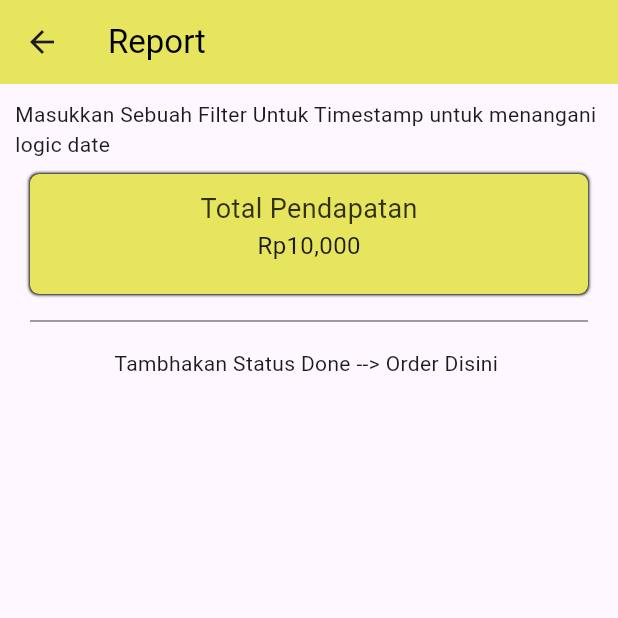
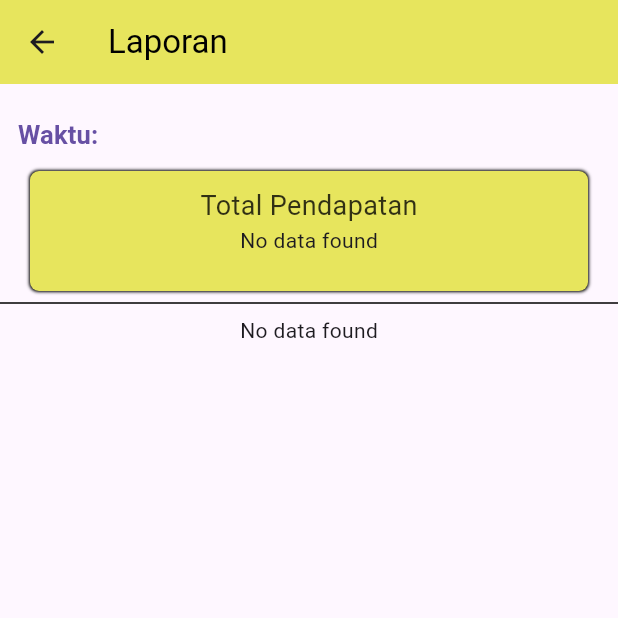
Before and after one commit to morilegend/manajemen_bengkel, a Flutter app: the screen it shows after launch, after a tap on the "book" icon, on a phone screen of 412 x 824 dp, the top half of it. Run offline on Flutter 3.47's test engine with Material 3 defaults, Android fonts, the light colour scheme and no system bars; our stand-ins replace cloud_firestore, firebase_auth, firebase_core, firebase_database, firebase_storage, google_nav_bar and 2 more; accounts and stored records are empty.

Commit message:
Add Report Logic,change date format, add new  depedencies flutter_date_range

```diff
--- a/lib/models/historyModels.dart
+++ b/lib/models/historyModels.dart
@@ -9,7 +9,7 @@ class HistoryM {
   int? price;
   double? harga1;
   double? harga2;
-  String? pegawaiId; // Add this field
+  String? pegawaiId;
 
   HistoryM({
     this.id,
@@ -22,7 +22,7 @@ class HistoryM {
     required this.notes,
     required this.status,
     required this.orderDate,
-    this.pegawaiId, // Add this field
+    this.pegawaiId,
   });
 
   Map<String, dynamic> toMap() {
--- a/lib/screens/admin/menu/laporan_admin.dart
+++ b/lib/screens/admin/menu/laporan_admin.dart
@@ -1,5 +1,7 @@
 import 'package:flutter/material.dart';
 import 'package:intl/intl.dart';
+import 'package:kp_manajemen_bengkel/models/historyModels.dart';
+import 'package:kp_manajemen_bengkel/services/historyServices.dart';
 
 class LaporanAdmin extends StatefulWidget {
   const LaporanAdmin({super.key});
@@ -9,36 +11,82 @@ class LaporanAdmin extends StatefulWidget {
 }
 
 class _LaporanAdminState extends State<LaporanAdmin> {
+  late Future<List<HistoryM>> _doneHistoriesFuture;
+  DateTimeRange? _selectedDateRange;
+
+  @override
+  void initState() {
+    super.initState();
+    _doneHistoriesFuture = HistoryService.getDoneHistories();
+  }
+
+  Future<void> _selectDateRange() async {
+    final DateTimeRange? picked = await showDateRangePicker(
+      context: context,
+      firstDate: DateTime(2000),
+      lastDate: DateTime(2101),
+      initialDateRange: _selectedDateRange,
+    );
+    if (picked != null && picked != _selectedDateRange) {
+      setState(() {
+        _selectedDateRange = picked;
+      });
+    }
+  }
+
+  List<HistoryM> _filterHistoriesByDateRange(List<HistoryM> histories) {
+    if (_selectedDateRange == null) return histories;
+    return histories.where((history) {
+      return history.orderDate.isAfter(
+              _selectedDateRange!.start.subtract(const Duration(days: 1))) &&
+          history.orderDate
+              .isBefore(_selectedDateRange!.end.add(const Duration(days: 1)));
+    }).toList();
+  }
+
   @override
   Widget build(BuildContext context) {
     return Scaffold(
       appBar: AppBar(
-        backgroundColor: Color.fromRGBO(231, 229, 93, 1),
-        title: Text(
-          'Report',
+        backgroundColor: const Color.fromRGBO(231, 229, 93, 1),
+        title: const Text(
+          'Laporan',
           style: TextStyle(color: Colors.black),
         ),
         automaticallyImplyLeading: true,
       ),
       body: Padding(
-        padding: const EdgeInsets.only(top: 10, left: 10, right: 10),
+        padding: const EdgeInsets.only(top: 10),
         child: Column(
           children: [
-            Text(
-                "Masukkan Sebuah Filter Untuk Timestamp untuk menangani logic date"),
+            Row(
+              children: [
+                TextButton(
+                  onPressed: _selectDateRange,
+                  child: const Text(
+                    'Waktu:',
+                    style: TextStyle(fontWeight: FontWeight.bold, fontSize: 17),
+                  ),
+                ),
+                if (_selectedDateRange != null)
+                  Text(
+                    '${DateFormat('dd/MM/yyyy').format(_selectedDateRange!.start)} - ${DateFormat('dd/MM/yyyy').format(_selectedDateRange!.end)}',
+                    style: const TextStyle(fontSize: 16),
+                  ),
+              ],
+            ),
             Padding(
-              padding: const EdgeInsets.all(10.0),
+              padding: const EdgeInsets.only(left: 20, right: 20),
               child: Column(
-                //Logic Fliter Date
                 children: [
                   Container(
                     height: 80,
                     padding: const EdgeInsets.symmetric(
                         horizontal: 10, vertical: 10),
                     decoration: BoxDecoration(
-                      color: Color.fromRGBO(231, 229, 93, 1),
+                      color: const Color.fromRGBO(231, 229, 93, 1),
                       borderRadius: BorderRadius.circular(6),
-                      boxShadow: [
+                      boxShadow: const [
                         BoxShadow(
                           blurRadius: 1,
                           spreadRadius: 0.1,
@@ -58,9 +106,31 @@ class _LaporanAdminState extends State<LaporanAdmin> {
                                       fontSize: 18,
                                       color: Color.fromARGB(201, 0, 0, 0)),
                                 ),
-                                Text(
-                                  'Rp${NumberFormat("#,###").format(10000)}',
-                                  style: const TextStyle(fontSize: 16),
+                                FutureBuilder<List<HistoryM>>(
+                                  future: _doneHistoriesFuture,
+                                  builder: (context, snapshot) {
+                                    if (snapshot.hasError) {
+                                      return Text('Error: ${snapshot.error}');
+                                    } else if (!snapshot.hasData ||
+                                        snapshot.data!.isEmpty) {
+                                      return const Text('No data found');
+                                    } else {
+                                      final filteredHistories =
+                                          _filterHistoriesByDateRange(
+                                              snapshot.data!);
+                                      final totalRevenue =
+                                          filteredHistories.isNotEmpty
+                                              ? filteredHistories
+                                                  .map((history) =>
+                                                      history.price ?? 0)
+                                                  .reduce((a, b) => a + b)
+                                              : 0;
+                                      return Text(
+                                        'Rp${NumberFormat("#,###").format(totalRevenue)}',
+                                        style: const TextStyle(fontSize: 16),
+                                      );
+                                    }
+                                  },
                                 ),
                               ],
                             ),
@@ -72,16 +142,54 @@ class _LaporanAdminState extends State<LaporanAdmin> {
                 ],
               ),
             ),
-            Divider(
+            const Divider(
               color: Colors.black,
-              thickness: 0.5,
-              endIndent: 10,
-              indent: 10,
             ),
-            Padding(
-              padding: const EdgeInsets.only(top: 10),
-              child: Text("Tambhakan Status Done --> Order Disini "),
-            )
+            Expanded(
+              child: FutureBuilder<List<HistoryM>>(
+                future: _doneHistoriesFuture,
+                builder: (context, snapshot) {
+                  if (snapshot.hasError) {
+                    return Text('Error: ${snapshot.error}');
+                  } else if (!snapshot.hasData || snapshot.data!.isEmpty) {
+                    return const Text('No data found');
+                  } else {
+                    final filteredHistories =
+                        _filterHistoriesByDateRange(snapshot.data!);
+                    return ListView.builder(
+                      itemCount: filteredHistories.length,
+                      itemBuilder: (context, index) {
+                        final history = filteredHistories[index];
+                        return Column(
+                          children: [
+                            ListTile(
+                              title: Text('Order ID : ${history.id}'),
+                              subtitle: Column(
+                                crossAxisAlignment: CrossAxisAlignment.start,
+                                children: [
+                                  Text(
+                                    'Total Price: Rp${NumberFormat("#,###").format(history.price ?? 0)}',
+                                  ),
+                                  Text(
+                                    'Tanggal Pesanan: ${DateFormat('dd/MM/yyyy').format(history.orderDate)}',
+                                  ),
+                                ],
+                              ),
+                            ),
+                            const Divider(
+                              color: Colors.black,
+                              thickness: 0.5,
+                              endIndent: 10,
+                              indent: 10,
+                            ),
+                          ],
+                        );
+                      },
+                    );
+                  }
+                },
+              ),
+            ),
           ],
         ),
       ),
--- a/lib/screens/admin/order_admin.dart
+++ b/lib/screens/admin/order_admin.dart
@@ -115,7 +115,7 @@ class _OrderAdminState extends State<OrderAdmin> {
                     itemCount: filteredHistories.length,
                     itemBuilder: (BuildContext context, int index) {
                       HistoryM history = filteredHistories[index];
-                      String formattedDate = DateFormat('dd MMM yyyy, HH:mm')
+                      String formattedDate = DateFormat('dd/MM/yyyy, HH:mm')
                           .format(history.orderDate);
 
                       return Column(
--- a/lib/services/historyServices.dart
+++ b/lib/services/historyServices.dart
@@ -115,4 +115,16 @@ class HistoryService {
       throw Exception('Failed to calculate income: $e');
     }
   }
+
+  static Future<List<HistoryM>> getDoneHistories() async {
+    try {
+      QuerySnapshot querySnapshot =
+          await _historyCollection.where('status', isEqualTo: 'Done').get();
+      return querySnapshot.docs.map((doc) {
+        return HistoryM.fromMap(doc.data() as Map<String, dynamic>, doc.id);
+      }).toList();
+    } catch (e) {
+      throw Exception('Failed to get done histories: $e');
+    }
+  }
 }
--- a/pubspec.yaml
+++ b/pubspec.yaml
@@ -23,7 +23,8 @@ dependencies:
   image_picker: ^1.1.1
   firebase_storage: ^11.7.6
   path: ^1.9.0
-  intl: ^0.19.0
+  intl: ^0.18.1 #Ganti intl dari versi 0.19.0
+  flutter_date_pickers: ^0.4.3
 
 dev_dependencies:
   flutter_test:
```
Also changed, not shown: pubspec.lock.
